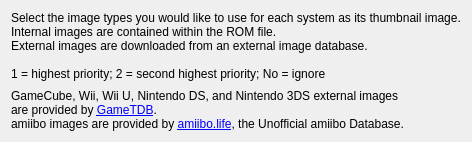
First picture: the form in src/kde/config/ImageTypesTab.ui, repository GerbilSoft/rom-properties, before the edit.
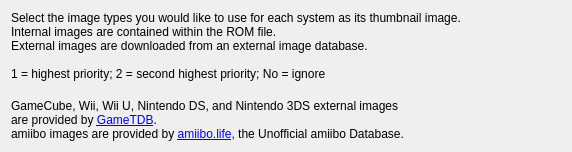
Second picture: the form after the edit.

Commit message:
[kde] ImageTypesTab: Allow the credits links to be clicked; fix tab order.
Tab order is updated in a fashion similar to Win32, but slightly
different because you set the tab order on the parent widget,
not the child widgets.

```diff
--- a/src/kde/config/ImageTypesTab.ui
+++ b/src/kde/config/ImageTypesTab.ui
@@ -6,8 +6,8 @@
    <rect>
     <x>0</x>
     <y>0</y>
-    <width>422</width>
-    <height>142</height>
+    <width>572</width>
+    <height>152</height>
    </rect>
   </property>
   <property name="windowTitle">
```
Left out of the diff: 11 changed lines with no effect on the pictures. The commit also changes 1 other file.
